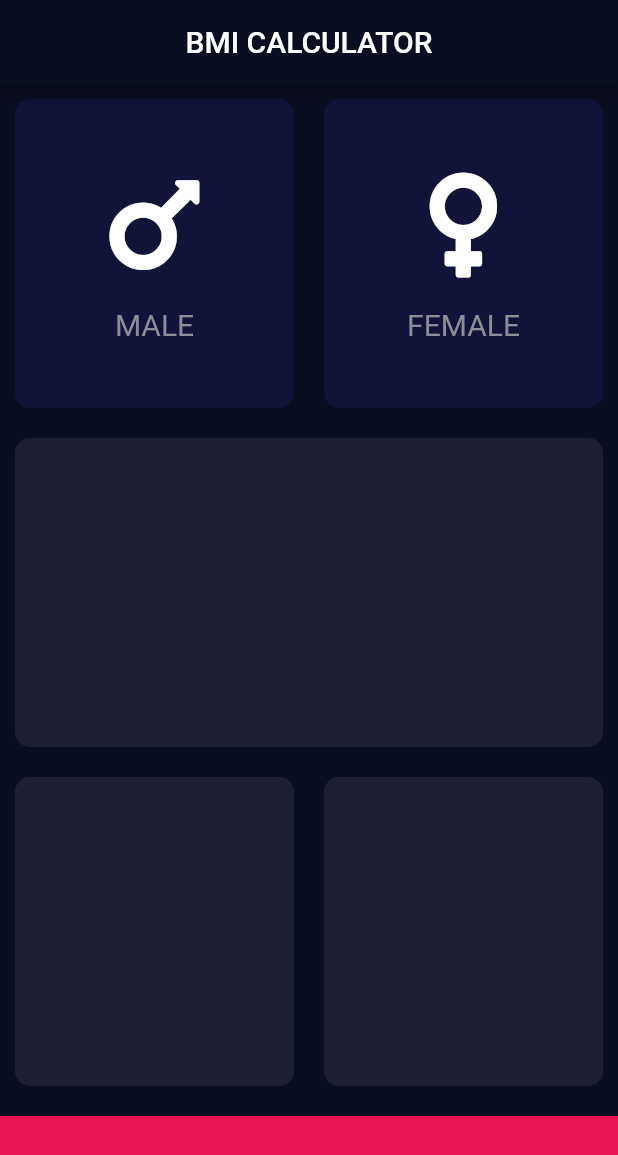
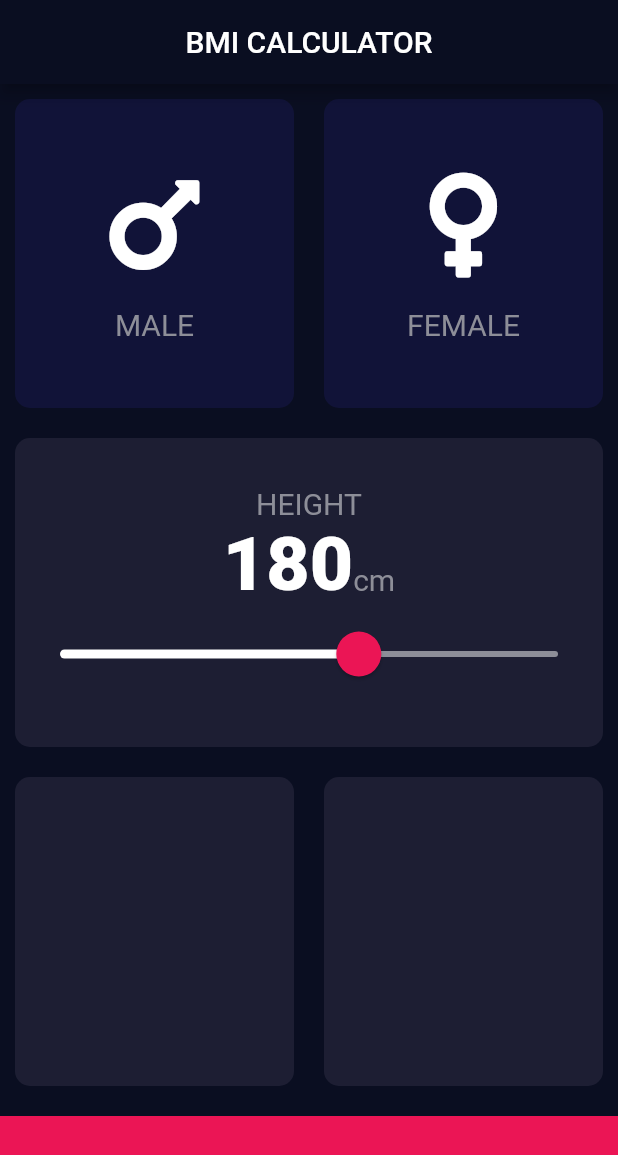
Before and after one commit to malikrasaq/my-flutter-starter-projects, a Flutter app: the screen it shows after launch, on a phone screen of 412 x 824 dp. Shown: the top 1155 px of the screen. Run offline on Flutter 3.47's test engine with Material 2 defaults, Android fonts, the phone set to English and light mode, and no system bars; our stand-ins replace audioplayers, font_awesome_flutter, rflutter_alert.

Commit message:
Added Slider widget

```diff
--- /dev/null
+++ b/bmi_calculator/lib/constants.dart
@@ -0,0 +1,16 @@
+import 'package:flutter/material.dart';
+
+const kLabelTextStyle = TextStyle(
+  fontSize: 20.0,
+  color: Color(0xFF8D8E98),
+);
+
+const kNumberTextStyle = TextStyle(
+  fontSize: 50.0,
+  fontWeight: FontWeight.w900,
+);
+
+const kBottomContainerHeight = 80.0;
+const kBottonContainerColor = Color(0xFFEB1555);
+const kActiveCardColor = Color(0xFF1D1E33);
+const kInactiveCardColor = Color(0xFF111338);
--- a/bmi_calculator/lib/icon_content.dart
+++ b/bmi_calculator/lib/icon_content.dart
@@ -1,9 +1,5 @@
 import 'package:flutter/material.dart';
-
-const labelTextSyle = TextStyle(
-  fontSize: 20.0,
-  color: Color(0xFF8D8E98),
-);
+import 'constants.dart';
 
 class IconContent extends StatelessWidget {
   const IconContent({Key? key, required this.icon, required this.label})
@@ -26,7 +22,7 @@
         ),
         Text(
           label,
-          style: labelTextSyle,
+          style: kLabelTextStyle,
         ),
       ],
     );
--- a/bmi_calculator/lib/input_page.dart
+++ b/bmi_calculator/lib/input_page.dart
@@ -2,11 +2,7 @@
 import 'package:font_awesome_flutter/font_awesome_flutter.dart';
 import 'icon_content.dart';
 import 'reusable_card.dart';
-
-const bottomContainerHeight = 80.0;
-const bottonContainerColor = Color(0xFFEB1555);
-const activeCardColor = Color(0xFF1D1E33);
-const inactiveCardColor = Color(0xFF111338);
+import 'constants.dart';
 
 enum Gender {
   male,
@@ -22,6 +18,7 @@
 
 class _InputPageState extends State<InputPage> {
   Gender? selectedGender;
+  int height = 180;
 
   @override
   Widget build(BuildContext context) {
@@ -31,52 +28,95 @@
         centerTitle: true,
       ),
       body: Column(
+        crossAxisAlignment: CrossAxisAlignment.stretch,
         children: [
           Expanded(
             child: Row(
               children: [
                 Expanded(
-                  child: GestureDetector(
-                    onTap: () {
+                  child: ReusableCard(
+                    onPress: () {
                       setState(() {
                         selectedGender = Gender.male;
                       });
                     },
-                    child: ReusableCard(
                     color: selectedGender == Gender.male
-                          ? activeCardColor
-                          : inactiveCardColor,
+                        ? kActiveCardColor
+                        : kInactiveCardColor,
                     cardChild: const IconContent(
                       icon: FontAwesomeIcons.mars,
                       label: 'MALE',
                     ),
                   ),
                 ),
-                ),
                 Expanded(
-                  child: GestureDetector(
-                    onTap: () {
+                  child: ReusableCard(
+                    onPress: () {
                       setState(() {
                         selectedGender = Gender.female;
                       });
                     },
-                    child: ReusableCard(
                     color: selectedGender == Gender.female
-                          ? activeCardColor
-                          : inactiveCardColor,
+                        ? kActiveCardColor
+                        : kInactiveCardColor,
                     cardChild: const IconContent(
                       icon: FontAwesomeIcons.venus,
                       label: 'FEMALE',
                     ),
                   ),
                 ),
+              ],
+            ),
+          ),
+          Expanded(
+            child: ReusableCard(
+              color: kActiveCardColor,
+              cardChild: Column(
+                mainAxisAlignment: MainAxisAlignment.center,
+                children: [
+                  const Text(
+                    'HEIGHT',
+                    style: kLabelTextStyle,
+                  ),
+                  Row(
+                    mainAxisAlignment: MainAxisAlignment.center,
+                    crossAxisAlignment: CrossAxisAlignment.baseline,
+                    textBaseline: TextBaseline.alphabetic,
+                    children: [
+                      Text(
+                        height.toString(),
+                        style: kNumberTextStyle,
+                      ),
+                      const Text(
+                        'cm',
+                        style: kLabelTextStyle,
                       ),
                     ],
                   ),
+                  SliderTheme(
+                    data: SliderTheme.of(context).copyWith(
+                      thumbColor: const Color(0xFFEB1555),
+                      overlayColor: const Color(0x15EB1555),
+                      thumbShape: const RoundSliderThumbShape(enabledThumbRadius: 15.0),
+                      overlayShape: const RoundSliderOverlayShape(overlayRadius: 30.0),
+                      inactiveTrackColor: const Color(0xFF8D8E98),
+                      activeTrackColor: Colors.white,
+
                     ),
-          const Expanded(
-            child: ReusableCard(
-              color: activeCardColor,
+
+                    child: Slider(
+                        value: height.toDouble(),
+                        min: 120.0,
+                        max: 220.0,
+                        onChanged: (double newValue) {
+                          setState(() {
+                          height = newValue.round();
+
+                          });
+                        }),
+                  ),
+                ],
+              ),
             ),
           ),
           Expanded(
@@ -84,21 +124,21 @@
               children: const [
                 Expanded(
                   child: ReusableCard(
-                    color: activeCardColor,
+                    color: kActiveCardColor,
                   ),
                 ),
                 Expanded(
                   child: ReusableCard(
-                    color: activeCardColor,
+                    color: kActiveCardColor,
                   ),
                 ),
               ],
             ),
           ),
           Container(
-            color: bottonContainerColor,
+            color: kBottonContainerColor,
             margin: const EdgeInsets.only(top: 10.0),
-            height: bottomContainerHeight,
+            height: kBottomContainerHeight,
             width: double.infinity,
           ),
         ],
--- a/bmi_calculator/lib/reusable_card.dart
+++ b/bmi_calculator/lib/reusable_card.dart
@@ -1,20 +1,24 @@
 import 'package:flutter/material.dart';
 
 class ReusableCard extends StatelessWidget {
-  const ReusableCard({Key? key, required this.color, this.cardChild})
+  const ReusableCard({Key? key, required this.color, this.cardChild , this.onPress})
       : super(key: key);
 
   final Color color;
   final Widget? cardChild;
+  final void Function()? onPress;
 
   @override
   Widget build(BuildContext context) {
-    return Container(
-      child: cardChild,
-      margin: const EdgeInsets.all(10.0),
-      decoration: BoxDecoration(
-        borderRadius: BorderRadius.circular(10.0),
-        color: color,
+    return GestureDetector(
+      onTap: onPress,
+      child: Container(
+        child: cardChild,
+        margin: const EdgeInsets.all(10.0),
+        decoration: BoxDecoration(
+          borderRadius: BorderRadius.circular(10.0),
+          color: color,
+        ),
       ),
     );
   }
```
Lines whose indentation alone changed are shown as unchanged.
